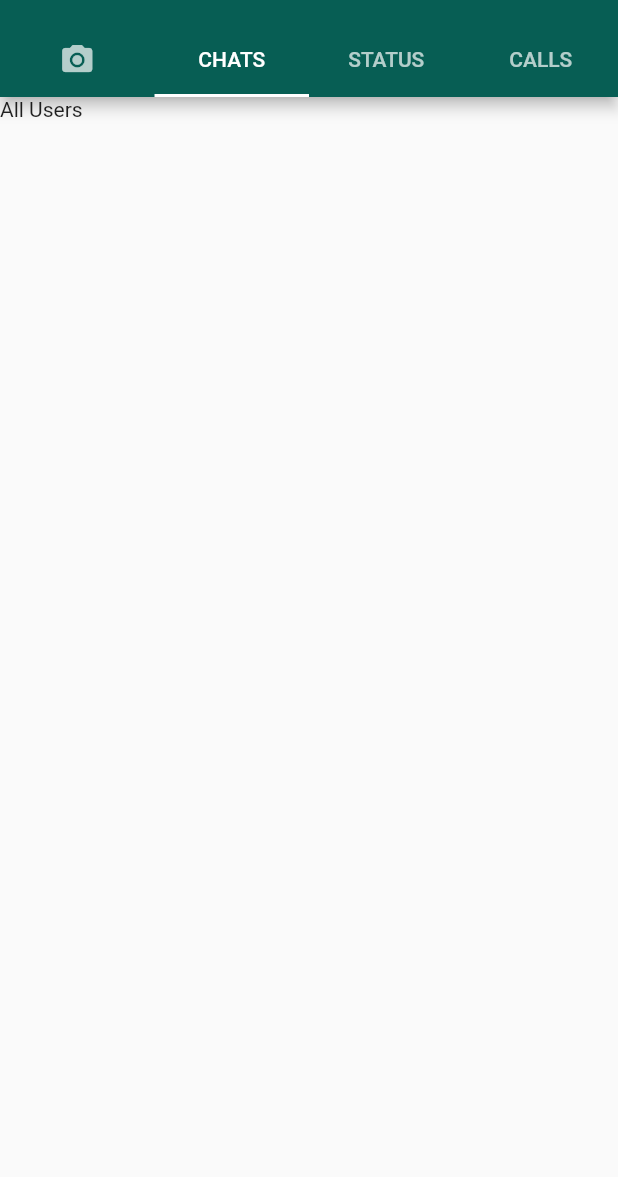
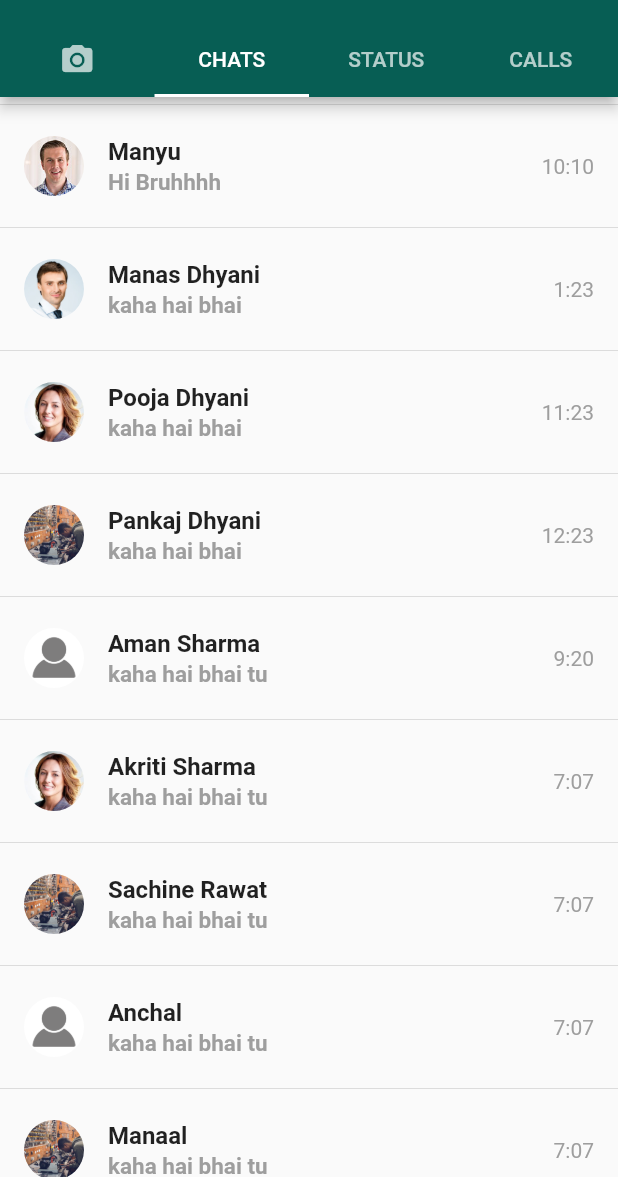
Before and after one commit to ManyuDhyani/Whatsapp_Clone_Flutter, a Flutter app: the screen it shows after launch, on a phone screen of 412 x 824 dp, the part 59-1236 px from its top. Run offline on Flutter 3.47's test engine with Material 2 defaults, Android fonts, the phone set to English and light mode, and no system bars.

Commit message:
Chat Window

```diff
--- a/lib/Windows/chats.dart
+++ b/lib/Windows/chats.dart
@@ -1,4 +1,5 @@
 import 'package:flutter/material.dart';
+import 'package:whatsapp_clone_flutter/models/chatModels.dart';
 
 class Chats extends StatefulWidget {
   Chats({Key? key}) : super(key: key);
@@ -11,7 +12,38 @@
   @override
   Widget build(BuildContext context) {
     return Container(
-      child: Text("All Users"),
+      child: ListView.builder(
+          itemCount: user.length,
+          itemBuilder: (context, i) => Column(
+                children: [
+                  const Divider(
+                    height: 10.0,
+                  ),
+                  ListTile(
+                    leading: CircleAvatar(
+                      backgroundColor: Colors.white,
+                      backgroundImage: AssetImage(user[i].profilePic ??
+                          'lib/models/images/profile.png'),
+                    ),
+                    title: Text(
+                      user[i].name,
+                      style: const TextStyle(fontWeight: FontWeight.bold),
+                    ),
+                    subtitle: Text(
+                      user[i].message,
+                      style: const TextStyle(
+                          color: Colors.grey,
+                          fontWeight: FontWeight.bold,
+                          fontSize: 15.0),
+                    ),
+                    trailing: Text(
+                      user[i].time,
+                      style:
+                          const TextStyle(color: Colors.grey, fontSize: 14.0),
+                    ),
+                  )
+                ],
+              )),
     );
   }
 }
--- a/lib/Windows/palette.dart
+++ b/lib/Windows/palette.dart
@@ -1,19 +1,19 @@
 import 'package:flutter/material.dart';
 
 class Palette {
-  static const MaterialColor navColor = const MaterialColor(
+  static const MaterialColor navColor = MaterialColor(
     0xff075e54, // 0% comes in here, this will be color picked if no shade is selected when defining a Color property which doesn’t require a swatch.
-    const <int, Color>{
-      50: const Color(0xff25d366), //10%
-      100: const Color(0xffb74c3a), //20%
-      200: const Color(0xffa04332), //30%
-      300: const Color(0xff89392b), //40%
-      400: const Color(0xff733024), //50%
-      500: const Color(0xff5c261d), //60%
-      600: const Color(0xff451c16), //70%
-      700: const Color(0xff2e130e), //80%
-      800: const Color(0xff170907), //90%
-      900: const Color(0xff000000), //100%
+    <int, Color>{
+      50: Color(0xff25d366), //10%
+      100: Color(0xffb74c3a), //20%
+      200: Color(0xffa04332), //30%
+      300: Color(0xff89392b), //40%
+      400: Color(0xff733024), //50%
+      500: Color(0xff5c261d), //60%
+      600: Color(0xff451c16), //70%
+      700: Color(0xff2e130e), //80%
+      800: Color(0xff170907), //90%
+      900: Color(0xff000000), //100%
     },
   );
 } // you can define define int 500 as the default shade and add your lighter tints above and darker tints below.
--- /dev/null
+++ b/lib/models/chatModels.dart
@@ -0,0 +1,74 @@
+class ChatModel {
+  final String name;
+  final String message;
+  final String time;
+  final String? profilePic;
+  ChatModel(
+      {required this.name,
+      required this.message,
+      required this.time,
+      required this.profilePic});
+}
+
+List<ChatModel> user = [
+  ChatModel(
+    name: "Manyu",
+    message: "Hi Bruhhhh",
+    time: "10:10",
+    profilePic: "lib/models/images/avatar-1.jpg",
+  ),
+  ChatModel(
+    name: "Manas Dhyani",
+    message: "kaha hai bhai",
+    time: "1:23",
+    profilePic: "lib/models/images/avatar-2.jpg",
+  ),
+  ChatModel(
+    name: "Pooja Dhyani",
+    message: "kaha hai bhai",
+    time: "11:23",
+    profilePic: "lib/models/images/avatar-3.jpg",
+  ),
+  ChatModel(
+    name: "Pankaj Dhyani",
+    message: "kaha hai bhai",
+    time: "12:23",
+    profilePic: "lib/models/images/gallery-1.jpg",
+  ),
+  ChatModel(
+    name: "Aman Sharma",
+    message: "kaha hai bhai tu",
+    time: "9:20",
+    profilePic: null,
+  ),
+  ChatModel(
+    name: "Akriti Sharma",
+    message: "kaha hai bhai tu",
+    time: "7:07",
+    profilePic: "lib/models/images/avatar-3.jpg",
+  ),
+  ChatModel(
+    name: "Sachine Rawat",
+    message: "kaha hai bhai tu",
+    time: "7:07",
+    profilePic: "lib/models/images/gallery-1.jpg",
+  ),
+  ChatModel(
+    name: "Anchal",
+    message: "kaha hai bhai tu",
+    time: "7:07",
+    profilePic: null,
+  ),
+  ChatModel(
+    name: "Manaal",
+    message: "kaha hai bhai tu",
+    time: "7:07",
+    profilePic: "lib/models/images/gallery-1.jpg",
+  ),
+  ChatModel(
+    name: "Ritika Sharma",
+    message: "kaha hai bhai tu",
+    time: "7:07",
+    profilePic: null,
+  ),
+];
--- a/pubspec.yaml
+++ b/pubspec.yaml
@@ -58,9 +58,8 @@
   uses-material-design: true
 
   # To add assets to your application, add an assets section, like this:
-  # assets:
-  #   - images/a_dot_burr.jpeg
-  #   - images/a_dot_ham.jpeg
+  assets:
+    - lib/models/images/
 
   # An image asset can refer to one or more resolution-specific "variants", see
   # https://flutter.dev/assets-and-images/#resolution-aware.
```
Also changed, not shown: lib/models/images/avatar-1.jpg (added), lib/models/images/avatar-2.jpg (added), lib/models/images/avatar-3.jpg (added), lib/models/images/gallery-1.jpg (added), lib/models/images/profile.png (added).
